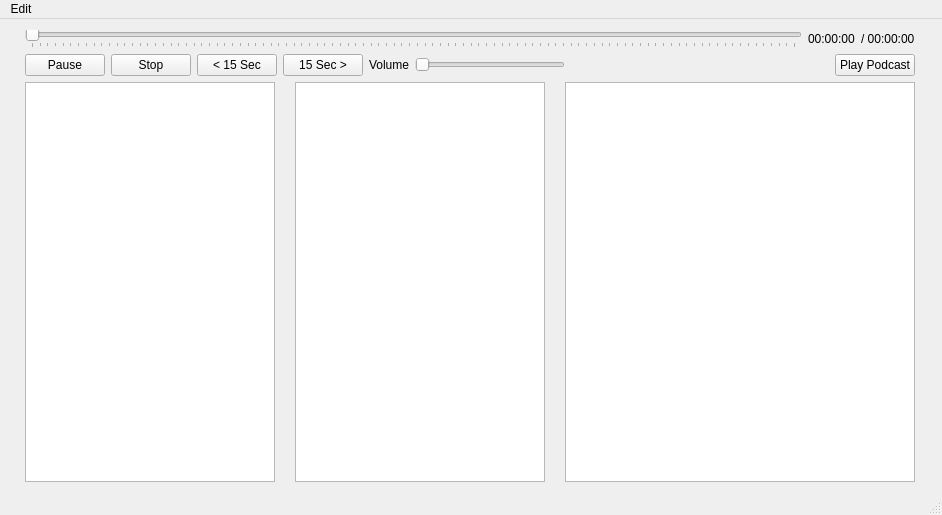
Before: the Qt Designer form mainwindow.ui in pureooze/PodcastFeed, drawn with Qt 5.
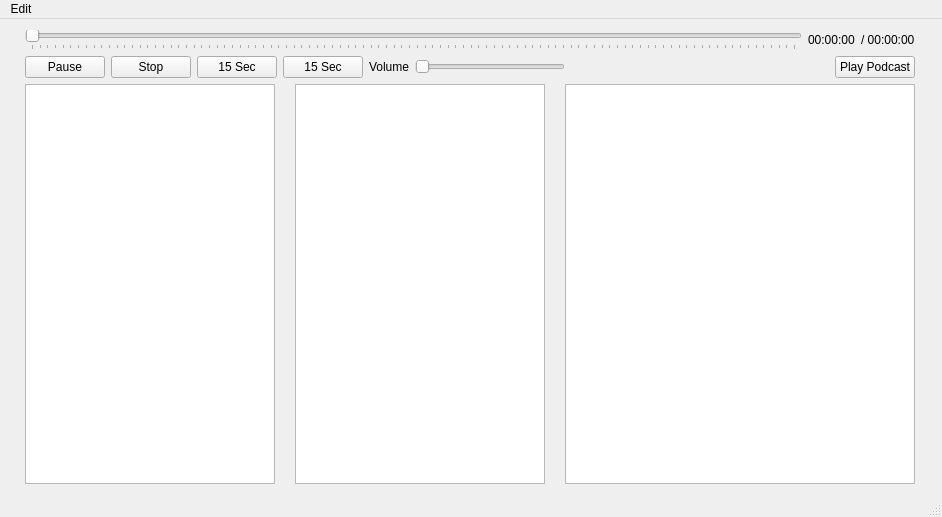
After: the same form once the commit is applied.

Commit message:
Added Icons, changed functionality
icon for play/pause/stop/skip added.
changed functionality to use slots...

```diff
--- a/mainwindow.ui
+++ b/mainwindow.ui
@@ -7,7 +7,7 @@
     <x>0</x>
     <y>0</y>
     <width>942</width>
-    <height>513</height>
+    <height>517</height>
    </rect>
   </property>
   <property name="windowTitle">
@@ -83,14 +83,14 @@
         <item>
          <widget class="QPushButton" name="skip_backward">
           <property name="text">
-           <string>&lt; 15 Sec</string>
+           <string>15 Sec</string>
           </property>
          </widget>
         </item>
         <item>
          <widget class="QPushButton" name="skip_forward">
           <property name="text">
-           <string>15 Sec &gt;</string>
+           <string>15 Sec</string>
           </property>
          </widget>
         </item>
```
Left out of the diff: 5 changed lines with no effect on the pictures. The commit also changes 2 other files.
